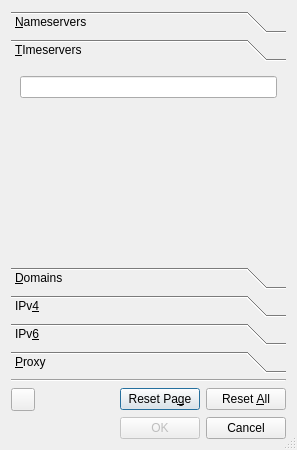
Before: the Qt Designer form code/peditor/ui/peditor.ui in andrew-bibb/cmst, drawn with Qt 5.
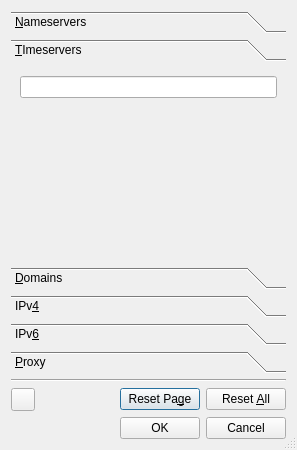
After: the same form once the commit is applied. The open tabs and pages were chosen to show the change.

Commit message: configuration dialog fully functional

What changed in the file:
```diff
--- a/code/peditor/ui/peditor.ui
+++ b/code/peditor/ui/peditor.ui
@@ -558,7 +558,7 @@
      <item>
       <widget class="QPushButton" name="pushButton_ok">
        <property name="enabled">
-        <bool>false</bool>
+        <bool>true</bool>
        </property>
        <property name="whatsThis">
         <string>&lt;html&gt;&lt;head/&gt;&lt;body&gt;&lt;p&gt;Accept the entries, send them to Connman, and close the dialog.&lt;/p&gt;&lt;/body&gt;&lt;/html&gt;</string>
```
Left out of the diff: 63 changed lines with no effect on the pictures. The commit also changes 5 other files.
